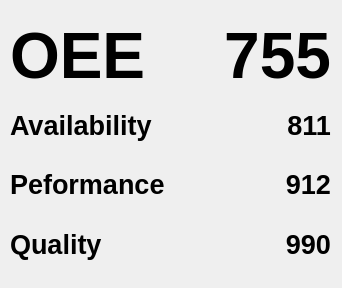
RSD5/legosort, file GUIs/OEE.ui: the form before one commit.
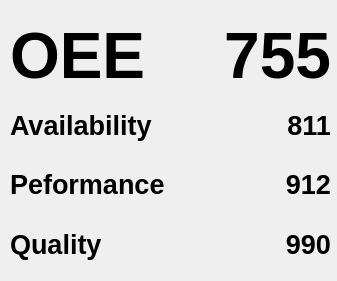
The form after the commit.

Patch:
```diff
--- a/GUIs/OEE.ui
+++ b/GUIs/OEE.ui
@@ -6,8 +6,8 @@
    <rect>
     <x>0</x>
     <y>0</y>
-    <width>342</width>
-    <height>288</height>
+    <width>337</width>
+    <height>281</height>
    </rect>
   </property>
   <property name="windowTitle">
@@ -16,7 +16,7 @@
   <property name="autoFillBackground">
    <bool>false</bool>
   </property>
-  <widget class="QWidget" name="">
+  <widget class="QWidget" name="layoutWidget">
    <property name="geometry">
     <rect>
      <x>10</x>
```
Left out of the diff: 3 changed lines with no effect on the pictures.
